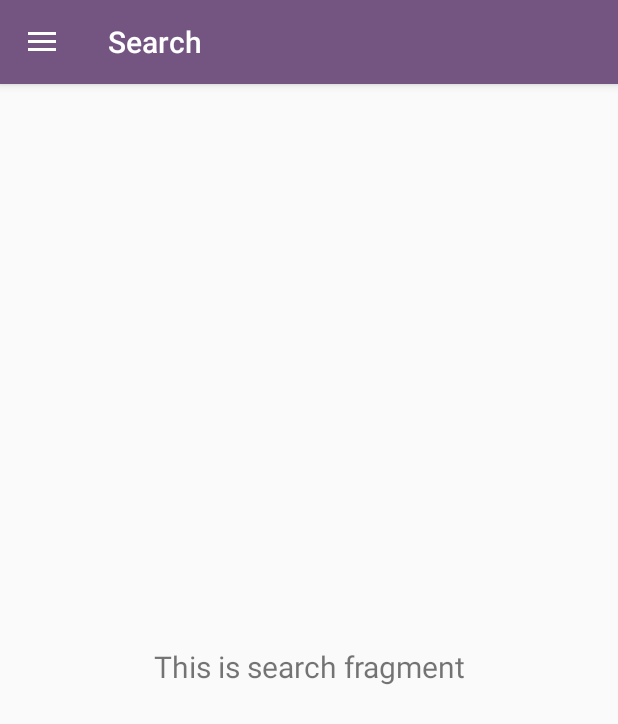
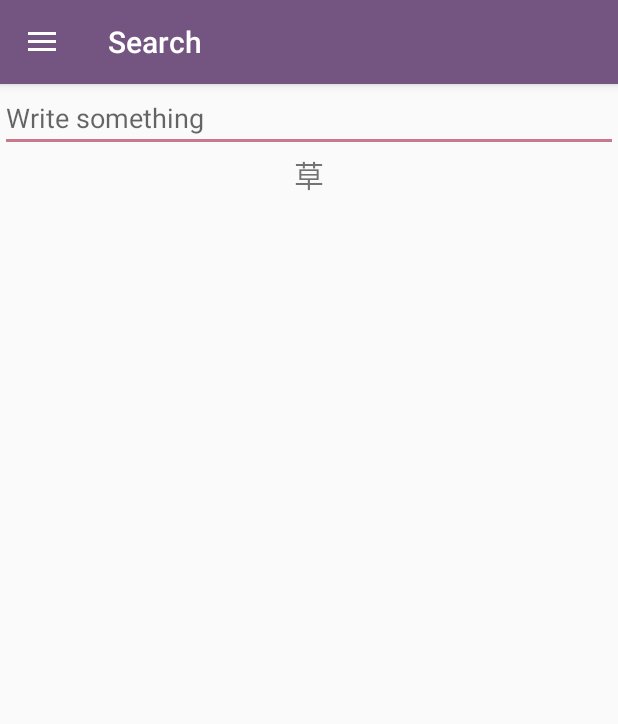
Before and after one commit to NjordJ/JPStudy, an Android app: the screen it shows after launch (MainActivity), on a phone screen of 412 x 824 dp. Shown: the top 724 px of the screen. Run offline under Robolectric (Android 15) with nearby library versions, the light colour scheme and no system bars; our stand-ins replace navigation-ui; libraries missing offline, so code that uses them is left out: com.jayway.jsonpath; 1 statement that could not run was skipped.

```diff
--- a/app/build.gradle
+++ b/app/build.gradle
@@ -60,4 +60,7 @@ dependencies {
     //GSON
     implementation 'com.google.code.gson:gson:2.8.6'
 
+    //JSON part
+    implementation 'com.jayway.jsonpath:json-path:2.5.0'
+
 }
--- a/app/src/main/java/com/bigil/jpstudy/ui/keysofkanji/KeysOfKanjiFragment.java
+++ b/app/src/main/java/com/bigil/jpstudy/ui/keysofkanji/KeysOfKanjiFragment.java
@@ -20,7 +20,7 @@ public class KeysOfKanjiFragment extends Fragment {
                              ViewGroup container, Bundle savedInstanceState) {
         keysOfKanjiViewModel =
                 ViewModelProviders.of(this).get(KeysOfKanjiViewModel.class);
-        View root = inflater.inflate(R.layout.fragment_search, container, false);
+        View root = inflater.inflate(R.layout.fragment_kanjikeys, container, false);
         final TextView textView = root.findViewById(R.id.text_home);
         keysOfKanjiViewModel.getText().observe(getViewLifecycleOwner(), new Observer<String>() {
             @Override
--- a/app/src/main/java/com/bigil/jpstudy/ui/search/SearchFragment.java
+++ b/app/src/main/java/com/bigil/jpstudy/ui/search/SearchFragment.java
@@ -1,9 +1,12 @@
 package com.bigil.jpstudy.ui.search;
 
 import android.os.Bundle;
+import android.text.Editable;
+import android.text.TextWatcher;
 import android.view.LayoutInflater;
 import android.view.View;
 import android.view.ViewGroup;
+import android.widget.EditText;
 import android.widget.TextView;
 import androidx.annotation.NonNull;
 import androidx.annotation.Nullable;
@@ -11,23 +14,65 @@ import androidx.fragment.app.Fragment;
 import androidx.lifecycle.Observer;
 import androidx.lifecycle.ViewModelProviders;
 import com.bigil.jpstudy.R;
+import com.bigil.jpstudy.models.KanjiItem;
+import com.bigil.jpstudy.utils.JSONParsingAsync;
+import com.jayway.jsonpath.Configuration;
+import com.jayway.jsonpath.JsonPath;
+import com.jayway.jsonpath.ReadContext;
+import org.json.JSONArray;
+import org.json.JSONException;
+import org.json.JSONObject;
+
+import java.util.ArrayList;
+import java.util.Collections;
+import java.util.Comparator;
+import java.util.List;
 
 public class SearchFragment extends Fragment {
 
-    private SearchViewModel searchViewModel;
+    //Classes
+    JSONParsingAsync jsonParsingAsync = new JSONParsingAsync();
+
+    //Variables
+
+
+    private TextView textViewSearchResult;
+    private EditText editText;
+    private List<String> kanji;
 
     public View onCreateView(@NonNull LayoutInflater inflater,
                              ViewGroup container, Bundle savedInstanceState) {
-        searchViewModel =
-                ViewModelProviders.of(this).get(SearchViewModel.class);
+
         View root = inflater.inflate(R.layout.fragment_search, container, false);
-        final TextView textView = root.findViewById(R.id.text_home);
-        searchViewModel.getText().observe(getViewLifecycleOwner(), new Observer<String>() {
+
+        textViewSearchResult = root.findViewById(R.id.textViewSearchResult);
+        editText = root.findViewById(R.id.editTextSearch);
+
+        String json = jsonParsingAsync.JsonDataFromAsset(getContext(), "kanjiapi_obj.json");
+        Object document = Configuration.defaultConfiguration().jsonProvider().parse(json);
+
+        //ReadContext ctx = JsonPath.read(document, "$..亜");
+
+        //kanji = JsonPath.read(document, "$.kanjis[0]");
+
+        editText.addTextChangedListener(new TextWatcher() {
             @Override
-            public void onChanged(@Nullable String s) {
-                textView.setText(s);
+            public void beforeTextChanged(CharSequence s, int start, int count, int after) {
+
+            }
+
+            @Override
+            public void onTextChanged(CharSequence s, int start, int before, int count) {
+
+            }
+
+            @Override
+            public void afterTextChanged(Editable s) {
+                textViewSearchResult.setText(String.valueOf(kanji));
             }
         });
+
+
         return root;
     }
 }
--- a/app/src/main/java/com/bigil/jpstudy/ui/userlistofkanji/UserListOfKanjiFragment.java
+++ b/app/src/main/java/com/bigil/jpstudy/ui/userlistofkanji/UserListOfKanjiFragment.java
@@ -20,7 +20,7 @@ public class UserListOfKanjiFragment extends Fragment {
                              ViewGroup container, Bundle savedInstanceState) {
         userListOfKanjiViewModel =
                 ViewModelProviders.of(this).get(UserListOfKanjiViewModel.class);
-        View root = inflater.inflate(R.layout.fragment_search, container, false);
+        View root = inflater.inflate(R.layout.fragment_userlistofkanji, container, false);
         final TextView textView = root.findViewById(R.id.text_home);
         userListOfKanjiViewModel.getText().observe(getViewLifecycleOwner(), new Observer<String>() {
             @Override
--- a/app/src/main/res/layout/fragment_highlistofkanji.xml
+++ b/app/src/main/res/layout/fragment_highlistofkanji.xml
@@ -17,7 +17,6 @@
             android:id="@+id/recyclerViewHighKanji"
             android:layout_width="match_parent"
             android:layout_height="match_parent"
-            android:background="@android:color/darker_gray"
             android:scrollbars="vertical"
             android:padding="4dp"
             android:layout_below="@id/buttonStartLearningHighKanji"
--- a/app/src/main/res/layout/fragment_middlelistofkanji.xml
+++ b/app/src/main/res/layout/fragment_middlelistofkanji.xml
@@ -17,7 +17,6 @@
             android:id="@+id/recyclerViewMiddleKanji"
             android:layout_width="match_parent"
             android:layout_height="match_parent"
-            android:background="@android:color/darker_gray"
             android:scrollbars="vertical"
             android:padding="4dp"
             android:layout_below="@id/buttonStartLearningMiddleKanji"
--- a/app/src/main/res/layout/fragment_search.xml
+++ b/app/src/main/res/layout/fragment_search.xml
@@ -1,5 +1,5 @@
 <?xml version="1.0" encoding="utf-8"?>
-<androidx.constraintlayout.widget.ConstraintLayout
+<RelativeLayout
         xmlns:android="http://schemas.android.com/apk/res/android"
         xmlns:app="http://schemas.android.com/apk/res-auto"
         xmlns:tools="http://schemas.android.com/tools"
@@ -7,17 +7,19 @@
         android:layout_height="match_parent"
         tools:context=".ui.search.SearchFragment">
 
-    <TextView
-            android:id="@+id/text_home"
+    <EditText
+            android:id="@+id/editTextSearch"
             android:layout_width="match_parent"
             android:layout_height="wrap_content"
-            android:layout_marginStart="8dp"
-            android:layout_marginTop="8dp"
-            android:layout_marginEnd="8dp"
+            android:hint="@string/search_Hint"/>
+
+    <TextView
+            android:id="@+id/textViewSearchResult"
+            android:layout_width="match_parent"
+            android:layout_height="wrap_content"
             android:textAlignment="center"
             android:textSize="20sp"
-            app:layout_constraintEnd_toEndOf="parent"
-            app:layout_constraintStart_toStartOf="parent"
-            app:layout_constraintTop_toTopOf="parent"
-            app:layout_constraintBottom_toBottomOf="parent"/>
-</androidx.constraintlayout.widget.ConstraintLayout>
+            android:text="@string/kanji_sample"
+            android:layout_below="@+id/editTextSearch"/>
+
+</RelativeLayout>
--- a/app/src/main/res/values/strings.xml
+++ b/app/src/main/res/values/strings.xml
@@ -56,6 +56,9 @@
     <string name="meanings_sample">Asia</string>
     <string name="nameReadings_sample">かず</string>
 
+    <!--Edit text-->
+    <string name="search_Hint">Write something</string>
+
     <!--Samples for textViews-->
     <string name="button_start">Start</string>
 
```
Also changed, not shown: app/src/main/java/com/bigil/jpstudy/ui/beginnerkanji/parent/BeginnerKanjiAdapter.java (+4 -3 lines), app/src/main/java/com/bigil/jpstudy/ui/beginnerkanji/tests/BeginnerKanjiTestsFragment.java (+36 -28 lines).
